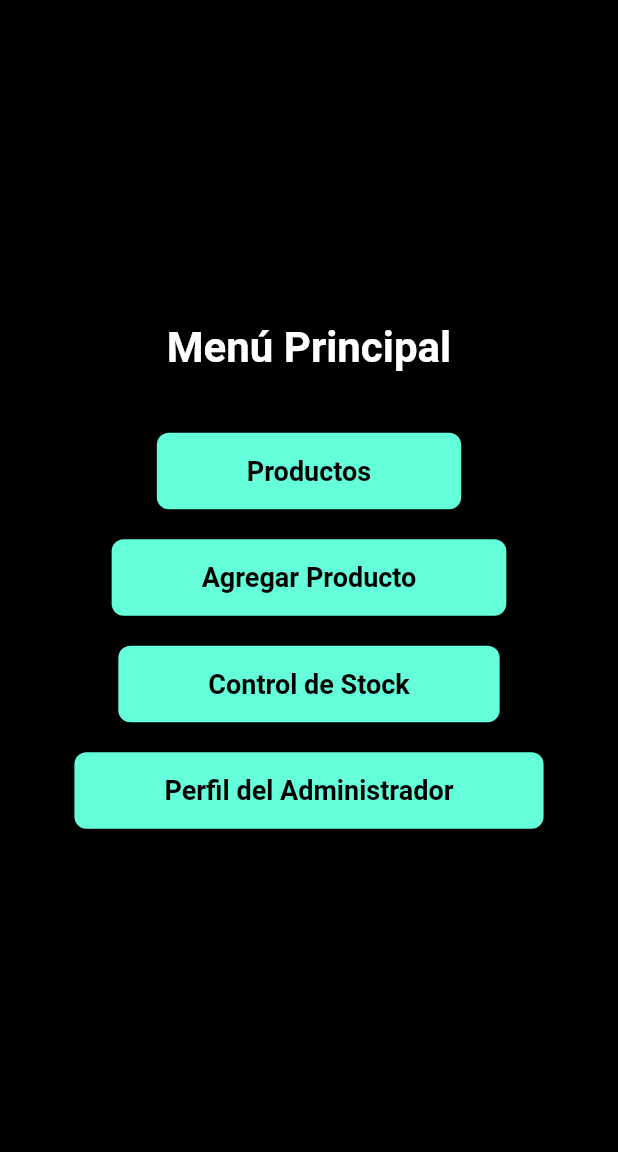
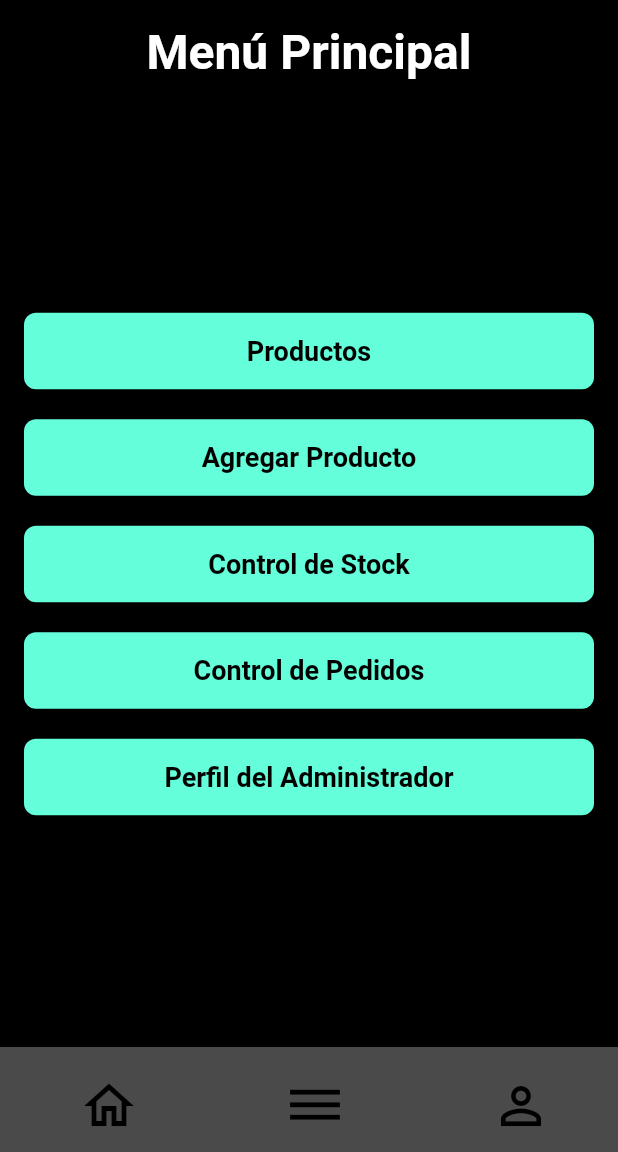
Before and after one commit to nicolasazzaro/E_Commerce_JKTecnoAdim, a Flutter app: the HomeScreen screen opened by its route, on a phone screen of 412 x 824 dp, the part 84-1236 px from its top. Run offline on Flutter 3.47's test engine with Material 3 defaults, Android fonts, the phone set to English and light mode, and no system bars; our stand-ins replace cloud_firestore, firebase_core, flutter_riverpod, go_router; accounts and stored records are empty; Roboto replaces fonts that are missing (OpenSans).

Commit message:
creación pantallas de control pedidos y modificaciones en home y categories

```diff
--- a/lib/core/router/app_router.dart
+++ b/lib/core/router/app_router.dart
@@ -1,9 +1,11 @@
 import 'package:flutter_application_1/presentation/screens/add_product_screen.dart';
 import 'package:flutter_application_1/presentation/screens/categories_screen.dart';
+import 'package:flutter_application_1/presentation/screens/control_pedidos_screen.dart';
 import 'package:flutter_application_1/presentation/screens/main_screen.dart';
 import 'package:flutter_application_1/presentation/screens/control_stock_screen.dart';
 import 'package:flutter_application_1/presentation/screens/home_screen.dart';
 import 'package:flutter_application_1/presentation/screens/admin_profile_screen.dart';
+import 'package:flutter_application_1/presentation/screens/pedido_detail_screen.dart';
 
 import 'package:go_router/go_router.dart';
 
@@ -27,6 +29,18 @@ final GoRouter router = GoRouter(
       path: '/admin-profile',
       builder: (context, state) => const AdminProfileScreen(),
     ),
+    GoRoute(
+      path: '/control-pedidos',
+      builder: (context, state) =>  ControlPedidosScreen(),
+    ),
+    GoRoute(
+      path: '/pedido-detail',
+      builder: (context, state) {
+        final pedido = state.extra as Pedido;
+        return PedidoDetailScreen(pedido: pedido);
+      },
+    ),
+
 
   ],
 );
--- a/lib/presentation/screens/categories_screen.dart
+++ b/lib/presentation/screens/categories_screen.dart
@@ -71,11 +71,11 @@ class _CategoriesScreenState extends ConsumerState<CategoriesScreen> {
       appBar: CustomAppBar(),
       body: Column(
         children: [
-          const SizedBox(height: 30),
+          const SizedBox(height: 10),
           const Text(
             "Productos",
             style: TextStyle(
-              fontSize: 45,
+              fontSize: 32,
               fontWeight: FontWeight.bold,
               fontFamily: 'OpenSans',
               color: Colors.white,
--- a/lib/presentation/screens/home_screen.dart
+++ b/lib/presentation/screens/home_screen.dart
@@ -1,5 +1,6 @@
 import 'package:flutter/material.dart';
 import 'package:flutter_application_1/presentation/widgets/custom_app_bar.dart';
+import 'package:flutter_application_1/presentation/widgets/custom_bottom_navbar.dart';
 import 'package:go_router/go_router.dart';
 
 class HomeScreen extends StatelessWidget {
@@ -10,41 +11,61 @@ class HomeScreen extends StatelessWidget {
     return Scaffold(
       backgroundColor: Colors.black,
       appBar: const CustomAppBar(),
-      body: Center(
+      body: Padding(
+        padding: const EdgeInsets.symmetric(horizontal: 16.0),
         child: Column(
-          mainAxisAlignment: MainAxisAlignment.center,
+          // Permite que los hijos ocupen todo el ancho
+          crossAxisAlignment: CrossAxisAlignment.stretch,
           children: [
-            const Text(
+            // Encabezado en la parte superior
+            Padding(
+              padding: const EdgeInsets.only(top: 16.0),
+              child: Center(
+                child: Text(
                   'Menú Principal',
                   style: TextStyle(
                     color: Colors.white,
-                fontSize: 28,
+                    fontSize: 32,
                     fontWeight: FontWeight.bold,
                     fontFamily: 'OpenSans',
                   ),
                 ),
-            const SizedBox(height: 40),
+              ),
+            ),
+            // Espacio restante para centrar verticalmente los botones
+            Expanded(
+              child: Center(
+                child: Column(
+                  // El tamaño del Column se ajusta al contenido
+                  mainAxisSize: MainAxisSize.min,
+                  children: [
                     _buildMenuItem(context, 'Productos', '/categories'),
                     const SizedBox(height: 20),
                     _buildMenuItem(context, 'Agregar Producto', '/add-product'),
                     const SizedBox(height: 20),
                     _buildMenuItem(context, 'Control de Stock', '/control-stock'),
                     const SizedBox(height: 20),
+                    _buildMenuItem(context, 'Control de Pedidos', '/control-pedidos'),
+                    const SizedBox(height: 20),
                     _buildMenuItem(context, 'Perfil del Administrador', '/admin-profile'),
                   ],
                 ),
               ),
+            ),
+          ],
+        ),
+      ),
+      bottomNavigationBar: const CustomBottomNav(),
     );
   }
 
   Widget _buildMenuItem(BuildContext context, String title, String route) {
     return ElevatedButton(
-      onPressed: () {
-        context.go(route);
-      },
+      onPressed: () => context.go(route),
       style: ElevatedButton.styleFrom(
         backgroundColor: Colors.tealAccent,
-        padding: const EdgeInsets.symmetric(horizontal: 60.0, vertical: 15.0),
+        padding: const EdgeInsets.symmetric(vertical: 15.0),
+        minimumSize: const Size.fromHeight(50),
         shape: RoundedRectangleBorder(
           borderRadius: BorderRadius.circular(8.0),
         ),
```
Also changed, not shown: lib/presentation/screens/control_pedidos_screen.dart (added, +138 -0 lines), lib/presentation/screens/pedido_detail_screen.dart (added, +139 -0 lines). Lines whose indentation alone changed are shown as unchanged.
